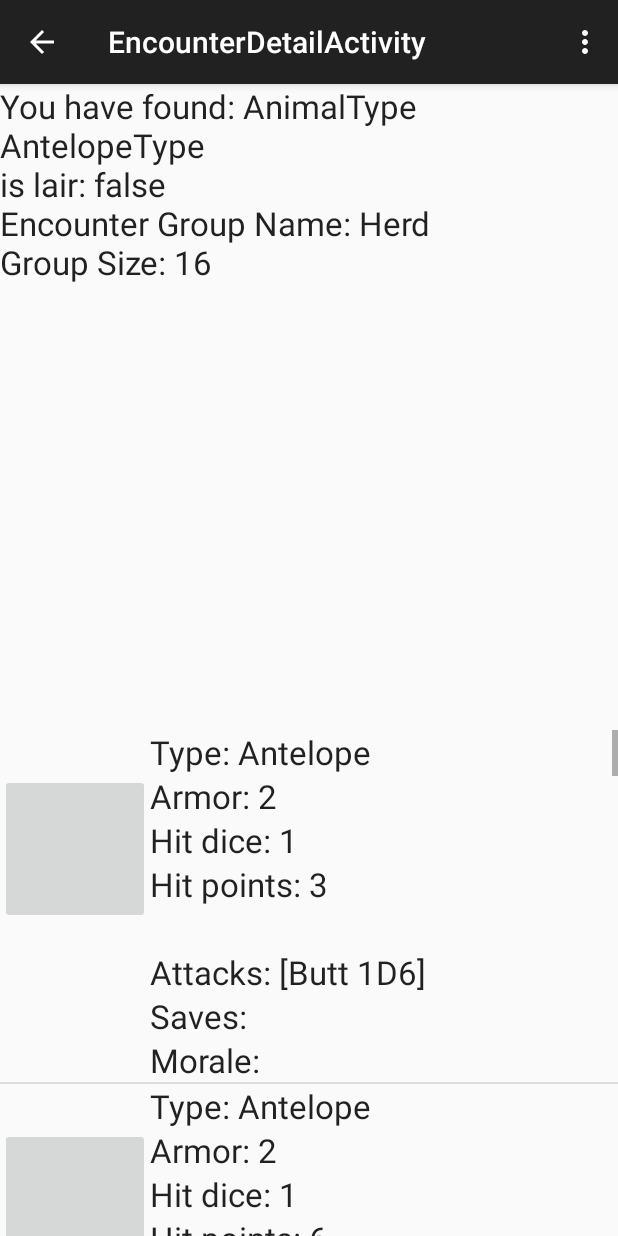
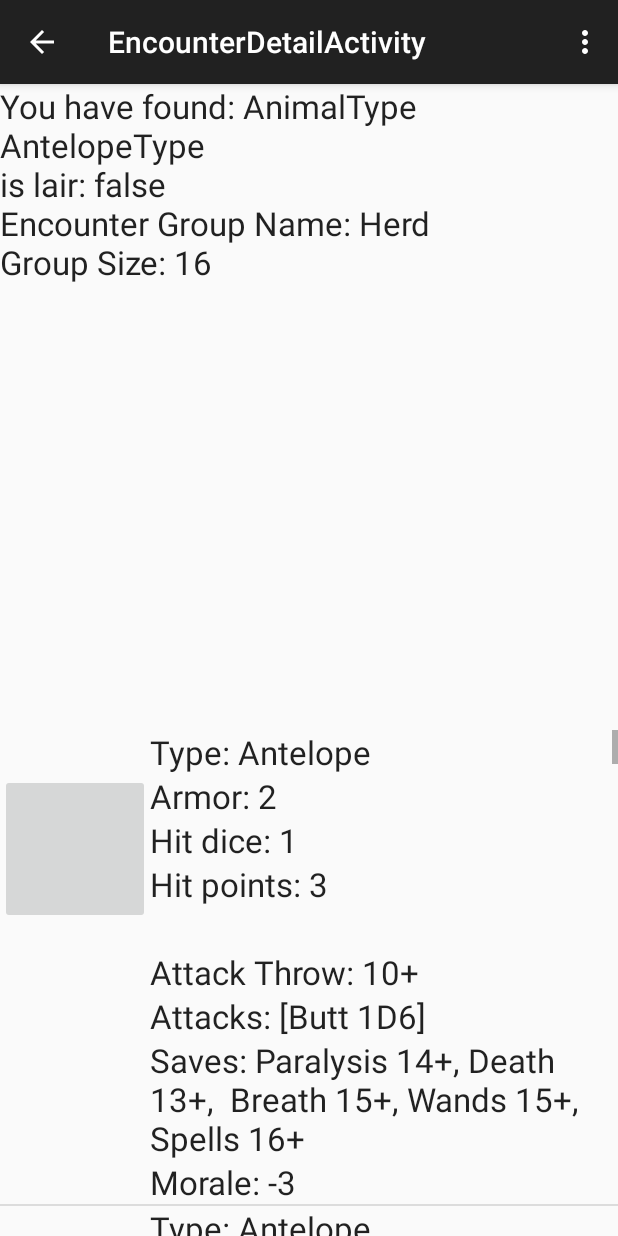
Before and after one commit to saeschdivara/Adventurer-Conqueror-King-Mobile, an Android app: the screen it shows after launch (EncounterDetailActivity), after a tap on an icon or button, on a phone screen of 412 x 824 dp. Run offline under Robolectric (Android 15) with nearby library versions, the phone set to English and light mode, and no system bars; libraries missing offline, so code that uses them is left out: com.snappydb; 4 statements that could not run were skipped.

Commit message:
Antelope now with correct attack throw and morale

```diff
--- a/app/src/main/java/com/ack/adventureandconquer/ui/EncounterDetailActivity.java
+++ b/app/src/main/java/com/ack/adventureandconquer/ui/EncounterDetailActivity.java
@@ -153,6 +153,7 @@ public class EncounterDetailActivity extends ActionBarActivity {
             TextView armorClass = (TextView) rowView.findViewById(R.id.armorClass);
             TextView hitDice = (TextView) rowView.findViewById(R.id.hitDice);
             TextView hitPoints = (TextView) rowView.findViewById(R.id.hitPoints);
+            TextView attackThrow = (TextView) rowView.findViewById(R.id.attackThrow);
             TextView attacksDamage = (TextView) rowView.findViewById(R.id.attacksDamage);
             TextView extraInformation = (TextView) rowView.findViewById(R.id.extraInformation);
             TextView save = (TextView) rowView.findViewById(R.id.saves);
@@ -165,9 +166,10 @@ public class EncounterDetailActivity extends ActionBarActivity {
             armorClass.setText("Armor: " + String.valueOf(npc.getArmorClass()));
             hitDice.setText("Hit dice: " + String.valueOf(npc.getHitDice()));
             hitPoints.setText("Hit points: " + String.valueOf(npc.getHitPoints()));
+            attackThrow.setText("Attack Throw: " + String.valueOf(npc.getMinAttackThrowValue()) + "+");
             attacksDamage.setText("Attacks: " + String.valueOf(npc.getAttackRoutine()));
-            save.setText("Saves: " + String.valueOf(""));
-            morale.setText("Morale: " + String.valueOf(""));
+            save.setText("Saves: " + String.valueOf(npc.getSaves()));
+            morale.setText("Morale: " + String.valueOf(npc.getMorale()));
             extraInformation.setText(npc.getExtraInformation());
 
             return rowView;
--- a/app/src/main/res/layout/npc_list_layout.xml
+++ b/app/src/main/res/layout/npc_list_layout.xml
@@ -68,12 +68,23 @@
         android:textAppearance="?android:attr/textAppearanceLarge" />
 
     <TextView
+        android:id="@+id/attackThrow"
+        android:layout_width="wrap_content"
+        android:layout_height="wrap_content"
+        android:layout_alignParentEnd="true"
+        android:layout_alignParentRight="true"
+        android:layout_below="@+id/extraInformation"
+        android:layout_toRightOf="@+id/unitIcon"
+        android:text="Large Text"
+        android:textAppearance="?android:attr/textAppearanceLarge" />
+
+    <TextView
         android:id="@+id/attacksDamage"
         android:layout_width="wrap_content"
         android:layout_height="wrap_content"
         android:layout_alignParentEnd="true"
         android:layout_alignParentRight="true"
-        android:layout_below="@+id/extraInformation"
+        android:layout_below="@+id/attackThrow"
         android:layout_toRightOf="@+id/unitIcon"
         android:text="Large Text"
         android:textAppearance="?android:attr/textAppearanceLarge" />
--- a/lib/src/main/java/com/ack/adventureandconquer/game/creature/npc/Npc.java
+++ b/lib/src/main/java/com/ack/adventureandconquer/game/creature/npc/Npc.java
@@ -22,7 +22,9 @@ public abstract class Npc {
     private int armorClass = -1;
     private int hitDice = -1;
     private int hitPoints = -1;
+    private int morale = -5;
     private int additionalHitPoints = 0;
+    private String saves = "";
     ArrayList<String> attackRoutine = null;
     ArrayList<String> alternateAttackRoutine =  null;
 
@@ -104,6 +106,34 @@ public abstract class Npc {
         return hitDice;
     }
 
+    public int getMorale(){
+        if (morale < -4)
+            morale = getDefaultMorale();
+        return morale;
+    }
+
+    public int getDefaultMorale(){
+        return 0;
+    }
+
+    public void setMorale (int morale){
+        this.morale = morale;
+    }
+
+    public String getSaves() {
+        if (saves.isEmpty()){
+            saves =  getDefaultSaves();
+        }
+        return _findSaves(saves);
+    }
+
+    public String getDefaultSaves() {
+        return "F1";
+    }
+
+    public void setSaves(String saves){this.saves = saves;}
+
+
     public void setHitDice(int hitDice) {
         this.hitDice = hitDice;
     }
@@ -111,9 +141,9 @@ public abstract class Npc {
     public int getMinAttackThrowValue() {
         int minAttack = 0;
 
-        if (this instanceof IsMonster) {
+//        if (this instanceof IsMonster) {
             minAttack = _getMinMonsterAttackThrow();
-        }
+//        }
 
         // TODO: Implement others
 
@@ -121,32 +151,36 @@ public abstract class Npc {
     }
 
     public ArrayList getAttackRoutine(){
-//        attackRoutine.addAll(this.alternateAttackRoutine);
-//           if (attackRoutine.isEmpty()&&!alternateAttackRoutine.isEmpty()){
-//               attackRoutine = alternateAttackRoutine;
-//           }else if (!attackRoutine.isEmpty()&&!alternateAttackRoutine.isEmpty()){
-//               attackRoutine.add(" or ");
-//               attackRoutine.addAll(alternateAttackRoutine);
-//           }
         return attackRoutine;
     }
 
-//    public ArrayList getAlternateAttackRoutine(){
-//        return alternateAttackRoutine;
-//    }
 
     public void setAttackRoutine(String description) {
         this.attackRoutine = new ArrayList<>();
         this.attackRoutine.add(description);
     }
 
-//    public void setAlternateAttackRoutine(String description) {
-//        this.alternateAttackRoutine = new ArrayList<>();
-//        this.alternateAttackRoutine.add(description);
-//    }
+    private String _findSaves(String saveClass){
+        String saves = "";
+        switch (saveClass){
+            case "F0":
+                saves = "Paralysis 16+, Death 15+,  Breath 17+, Wands 17+, Spells 18+";
+                break;
+            case "F1":
+                saves = "Paralysis 15+, Death 14+,  Breath 16+, Wands 16+, Spells 17+";
+                break;
+            case "F2":
+            case "F3":
+                saves = "Paralysis 14+, Death 13+,  Breath 15+, Wands 15+, Spells 16+";
+                break;
+        }
+
+
+        return saves;
+    }
 
     private int _getMinMonsterAttackThrow() {
-        int minAttack = 0;
+        int minAttack = 12;
         int hitDice = getHitDice();
 
         if (hitDice < 1) {
@@ -212,18 +246,5 @@ public abstract class Npc {
         return minAttack;
     }
 
- /*   public static class Attack{
-        int key;
-        String value;
 
-        public Attack(int key,String value){
-            this.key= key;
-            this.value=value;
-        }
-
-        public Attack() {
-            key = 0;
-            value = "";
-        }
-    }*/
 }
--- a/lib/src/main/java/com/ack/adventureandconquer/game/creature/npc/animal/Antelope.java
+++ b/lib/src/main/java/com/ack/adventureandconquer/game/creature/npc/animal/Antelope.java
@@ -47,17 +47,19 @@ public class Antelope extends Npc {
         return 1;
     }
 
-//    @Override
-//    public int getAdditionalHitPoints(){return d4.role();}
+    @Override
+    public int getDefaultMorale() {
+        return -3;
+    }
 
-//    public ArrayList getAttackRoutine() {
-//        return new ArrayList<>(Arrays.asList("Doesn't Fight"));
+
+    @Override
+    public String getDefaultSaves() {
+        return "F2";
+    }
+
+
+//    public int getMinAttackThrowValue() {
+//        return 0;
 //    }
-//
-//    public ArrayList getAlternateAttackRoutine() {
-//        return new ArrayList<>(Arrays.asList("Butt 1D6"));
-//
-//    }
-
-//    public int getMinAttackThrowValue(){return }
 }
```
Also changed, not shown: lib/src/main/java/com/ack/adventureandconquer/game/json/NpcListTypeAdapter.java (+8 -5 lines).
